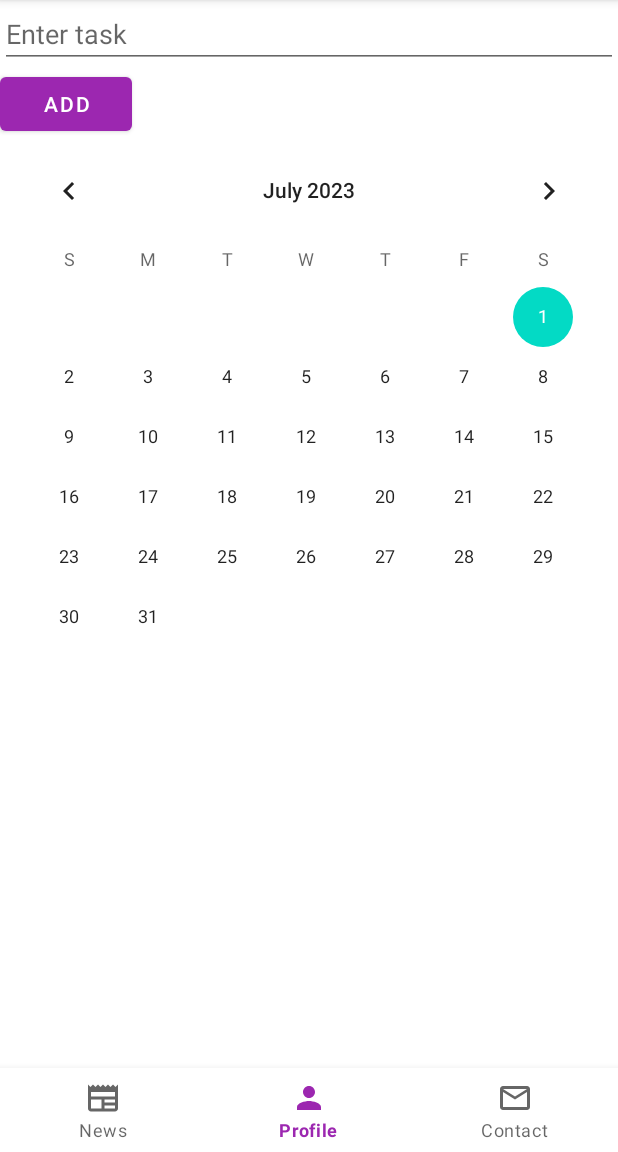
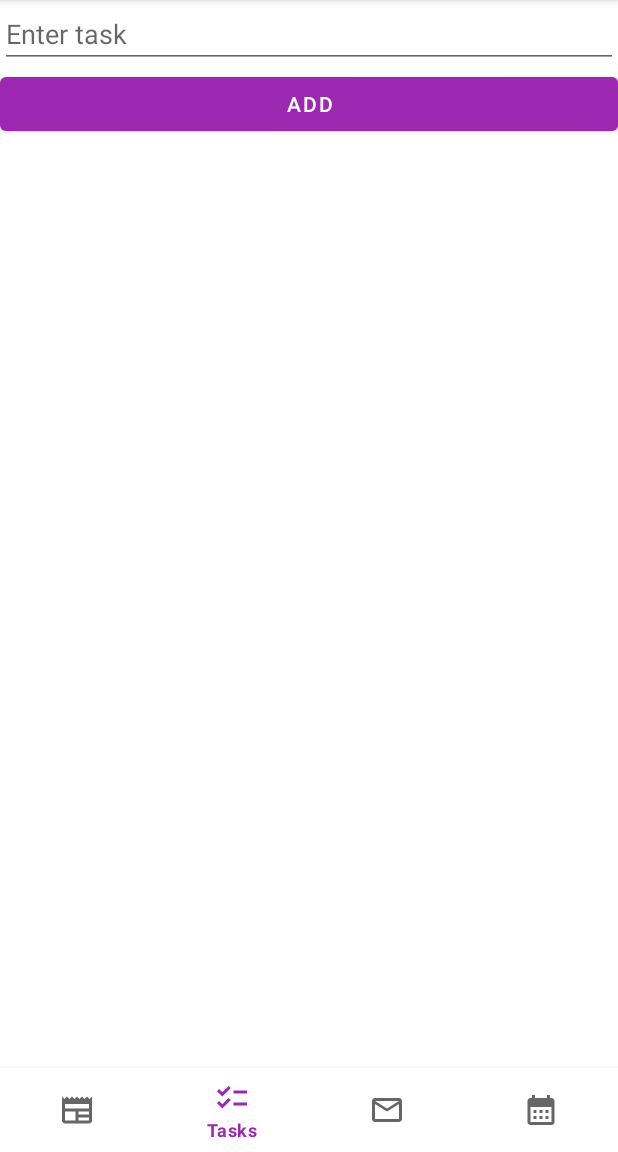
Before and after one commit to KacperMazurWSiZ/NewsFlash, an Android app: the screen it shows after launch (MainActivity), item 2 of the bottom bar chosen, on a phone screen of 412 x 824 dp, the part 84-1236 px from its top. Run offline under Robolectric (Android 15) with nearby library versions, the phone set to English and light mode, and no system bars; our stand-ins replace Volley; network calls fail; pictures from the network do not load.

Commit message:
calendar function

```diff
--- a/app/src/main/java/com/example/newsflash/MainActivity.kt
+++ b/app/src/main/java/com/example/newsflash/MainActivity.kt
@@ -21,6 +21,7 @@ class MainActivity : AppCompatActivity() {
                 R.id.home -> replaceFragment(Home.newInstance())
                 R.id.profile -> replaceFragment(Profile())
                 R.id.settings -> replaceFragment(Contact())
+                R.id.calendar -> replaceFragment(Calendar())
             }
             true
         }
--- /dev/null
+++ b/app/src/main/res/drawable/baseline_calendar_month_24.xml
@@ -0,0 +1,5 @@
+<vector android:height="24dp" android:tint="#000000"
+    android:viewportHeight="24" android:viewportWidth="24"
+    android:width="24dp" xmlns:android="http://schemas.android.com/apk/res/android">
+    <path android:fillColor="@android:color/white" android:pathData="M19,4h-1V2h-2v2H8V2H6v2H5C3.89,4 3.01,4.9 3.01,6L3,20c0,1.1 0.89,2 2,2h14c1.1,0 2,-0.9 2,-2V6C21,4.9 20.1,4 19,4zM19,20H5V10h14V20zM9,14H7v-2h2V14zM13,14h-2v-2h2V14zM17,14h-2v-2h2V14zM9,18H7v-2h2V18zM13,18h-2v-2h2V18zM17,18h-2v-2h2V18z"/>
+</vector>
--- /dev/null
+++ b/app/src/main/res/drawable/baseline_checklist_24.xml
@@ -0,0 +1,5 @@
+<vector android:height="24dp" android:tint="#000000"
+    android:viewportHeight="24" android:viewportWidth="24"
+    android:width="24dp" xmlns:android="http://schemas.android.com/apk/res/android">
+    <path android:fillColor="@android:color/white" android:pathData="M22,7h-9v2h9V7zM22,15h-9v2h9V15zM5.54,11L2,7.46l1.41,-1.41l2.12,2.12l4.24,-4.24l1.41,1.41L5.54,11zM5.54,19L2,15.46l1.41,-1.41l2.12,2.12l4.24,-4.24l1.41,1.41L5.54,19z"/>
+</vector>
--- a/app/src/main/res/layout/fragment_profile.xml
+++ b/app/src/main/res/layout/fragment_profile.xml
@@ -13,7 +13,7 @@
 
     <Button
         android:id="@+id/addButton"
-        android:layout_width="wrap_content"
+        android:layout_width="match_parent"
         android:layout_height="wrap_content"
         android:text="Add" />
 
@@ -22,9 +22,4 @@
         android:layout_width="match_parent"
         android:layout_height="wrap_content" />
 
-    <CalendarView
-        android:id="@+id/calendarView"
-        android:layout_width="match_parent"
-        android:layout_height="wrap_content" />
-
 </LinearLayout>
--- a/app/src/main/res/menu/bottom_nav.xml
+++ b/app/src/main/res/menu/bottom_nav.xml
@@ -4,10 +4,13 @@
     <item android:title="News"
         android:id="@+id/home"
         android:icon="@drawable/baseline_newspaper_24"/>
-    <item android:title="Profile"
+    <item android:title="Tasks"
         android:id="@+id/profile"
-        android:icon="@drawable/ic_baseline_person_24"/>
+        android:icon="@drawable/baseline_checklist_24"/>
     <item android:title="Contact"
         android:id="@+id/settings"
         android:icon="@drawable/baseline_mail_outline_24"/>
+    <item android:title="Calendar"
+        android:id="@+id/calendar"
+        android:icon="@drawable/baseline_calendar_month_24"/>
 </menu>
```
Also changed, not shown: app/src/main/java/com/example/newsflash/Calendar.kt (added, +24 -0 lines), app/src/main/res/layout/fragment_calendar.xml (added, +15 -0 lines).
